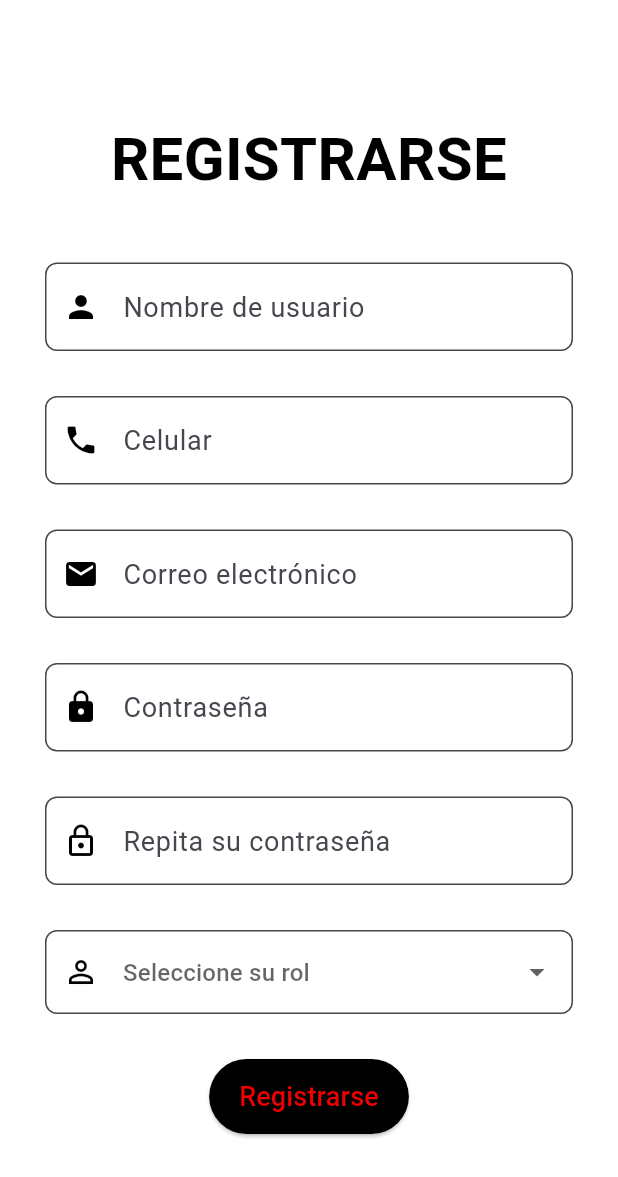
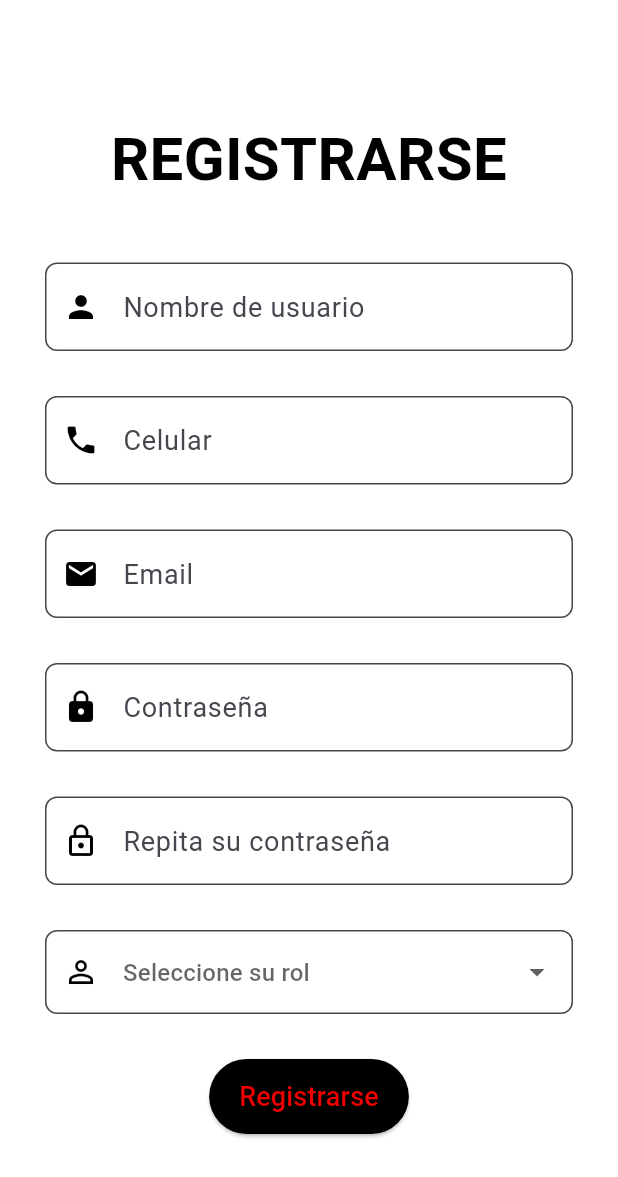
Before and after one commit to Israel192619/Proyecto_Final_FoodMaps, a Flutter app: the RegistroScreen screen opened by its route, on a phone screen of 412 x 824 dp. Shown: the top 1177 px of the screen. Run offline on Flutter 3.47's test engine with Material 3 defaults, Android fonts, the phone set to English and light mode, and no system bars.

Commit message:
corregido correo a email en el formulario de registro

```diff
--- a/lib/screens/register_screen.dart
+++ b/lib/screens/register_screen.dart
@@ -13,7 +13,7 @@ class _RegistroScreenState extends State<RegistroScreen> {
   final _formKey = GlobalKey<FormState>();
   final TextEditingController _usernameController = TextEditingController();
   final TextEditingController _celularController = TextEditingController();
-  final TextEditingController _correoController = TextEditingController(); // Nuevo controlador
+  final TextEditingController _emailController = TextEditingController(); // Nuevo controlador
   final TextEditingController _pass1Controller = TextEditingController();
   final TextEditingController _pass2Controller = TextEditingController();
 
@@ -33,7 +33,7 @@ class _RegistroScreenState extends State<RegistroScreen> {
           body: jsonEncode({
             'username': _usernameController.text.trim(),
             'celular': _celularController.text.trim(),
-            'correo': _correoController.text.trim(), // Agregado
+            'email': _emailController.text.trim(), // Agregado
             'password': _pass1Controller.text.trim(),
             'rol': _selectedRol,
           }),
@@ -139,11 +139,11 @@ class _RegistroScreenState extends State<RegistroScreen> {
 
                   // Correo electrónico
                   TextFormField(
-                    controller: _correoController,
+                    controller: _emailController,
                     keyboardType: TextInputType.emailAddress,
                     decoration: InputDecoration(
                       prefixIcon: const Icon(Icons.email, color: Colors.black),
-                      hintText: "Correo electrónico",
+                      hintText: "Email",
                       filled: true,
                       fillColor: Colors.white,
                       contentPadding: const EdgeInsets.symmetric(vertical: 16, horizontal: 10),
@@ -154,13 +154,13 @@ class _RegistroScreenState extends State<RegistroScreen> {
                     style: const TextStyle(fontSize: 18, color: Colors.black),
                     validator: (value) {
                       if (value == null || value.isEmpty) {
-                        return 'Ingrese su correo electrónico';
+                        return 'Ingrese su email';
                       }
                       if (!RegExp(r'^[\w-\.]+@([\w-]+\.)+[\w-]{2,4}$').hasMatch(value)) {
-                        return 'Ingrese un correo válido';
+                        return 'Ingrese un email válido';
                       }
                       if (value.length < 5) {
-                        return 'El correo debe tener al menos 5 caracteres';
+                        return 'El email debe tener al menos 5 caracteres';
                       }
                       return null;
                     },
```
